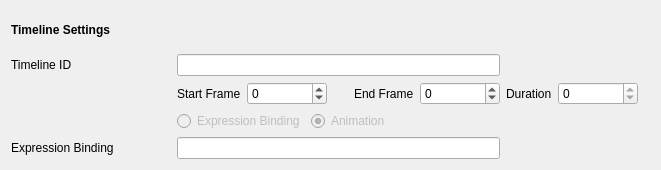
Qt form src/plugins/qmldesigner/qmldesignerextension/timelineeditor/timelineform.ui (qt-creator/qt-creator) before a commit.
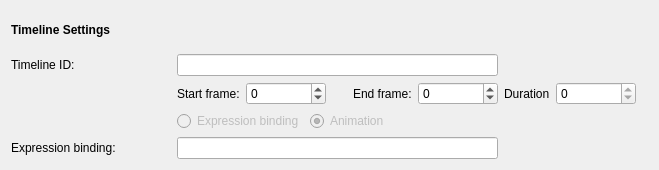
The same form after that commit.

Commit message: Timeline Editor: Fix UI text

Patch:
```diff
--- a/src/plugins/qmldesigner/qmldesignerextension/timelineeditor/timelineform.ui
+++ b/src/plugins/qmldesigner/qmldesignerextension/timelineeditor/timelineform.ui
@@ -84,7 +84,7 @@
    <item row="4" column="0">
     <widget class="QLabel" name="label_8">
      <property name="text">
-      <string>Expression Binding</string>
+      <string>Expression binding:</string>
      </property>
      <property name="alignment">
       <set>Qt::AlignLeading|Qt::AlignLeft|Qt::AlignVCenter</set>
@@ -107,7 +107,7 @@
    <item row="2" column="4">
     <widget class="QLabel" name="label_7">
      <property name="text">
-      <string>End Frame</string>
+      <string>End frame:</string>
      </property>
      <property name="alignment">
       <set>Qt::AlignLeading|Qt::AlignLeft|Qt::AlignVCenter</set>
@@ -200,7 +200,7 @@
       <bool>false</bool>
      </property>
      <property name="text">
-      <string>Expression Binding</string>
+      <string>Expression binding</string>
      </property>
     </widget>
    </item>
@@ -214,7 +214,7 @@
    <item row="1" column="0">
     <widget class="QLabel" name="label_5">
      <property name="text">
-      <string>Timeline ID</string>
+      <string>Timeline ID:</string>
      </property>
      <property name="alignment">
       <set>Qt::AlignLeading|Qt::AlignLeft|Qt::AlignVCenter</set>
@@ -243,7 +243,7 @@
    <item row="2" column="1">
     <widget class="QLabel" name="label_6">
      <property name="text">
-      <string>Start Frame</string>
+      <string>Start frame:</string>
      </property>
      <property name="alignment">
       <set>Qt::AlignLeading|Qt::AlignLeft|Qt::AlignVCenter</set>
```
The commit also changes 2 other files.
